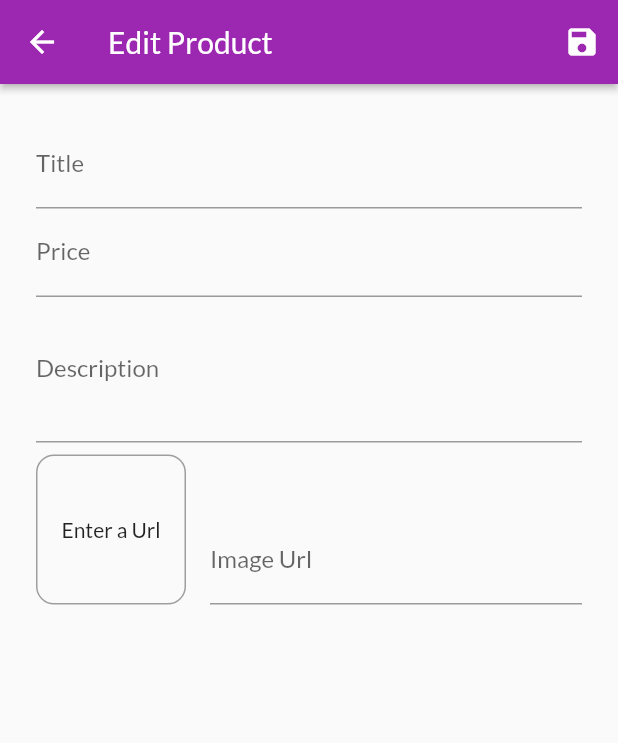
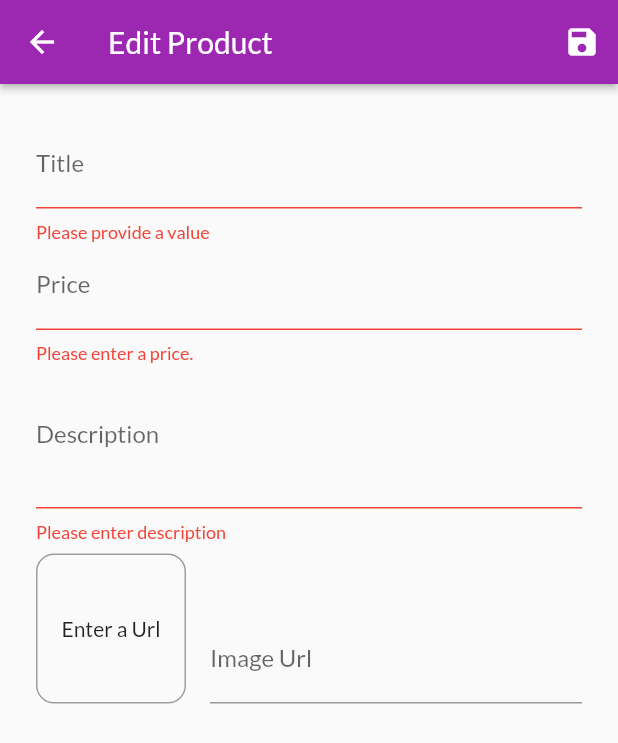
Before and after one commit to rashidwassan/shop-app-statemanagement-flutter, a Flutter app: the EditProductScreen screen opened by its route, after a tap on the "save" icon, on a phone screen of 412 x 824 dp. Shown: the top 743 px of the screen. Run offline on Flutter 3.47's test engine with Material 2 defaults, Android fonts, the phone set to English and light mode, and no system bars; our stand-ins replace velocity_x; network calls fail.

Commit message:
add validation in form

```diff
--- a/lib/screens/edit_product_screen.dart
+++ b/lib/screens/edit_product_screen.dart
@@ -33,6 +33,9 @@ class _EditProductScreenState extends State<EditProductScreen> {
   }
 
   void _saveForm() {
+    final isValid = _form.currentState!.validate();
+    if (!isValid) return;
+
     _form.currentState!.save();
   }
 
@@ -69,6 +72,9 @@ class _EditProductScreenState extends State<EditProductScreen> {
                     price: _editedProduct.price,
                     imageUrl: _editedProduct.imageUrl);
               },
+              validator: (value) {
+                if (value == '') return 'Please provide a value';
+              },
               onFieldSubmitted: (_) {
                 // assigning focus node to next field
                 FocusScope.of(context).requestFocus(_priceFocusNode);
@@ -89,6 +95,16 @@ class _EditProductScreenState extends State<EditProductScreen> {
                     price: double.parse(value.toString()),
                     imageUrl: _editedProduct.imageUrl);
               },
+              validator: (value) {
+                if (value!.isEmpty) return 'Please enter a price.';
+                if (double.tryParse(value) == null) {
+                  return 'Please enter a valid number.';
+                }
+                if (double.parse(value) <= 0) {
+                  return 'The number must be greater than 0.';
+                }
+                return null;
+              },
               onFieldSubmitted: (_) {
                 // assigning focus node to next field
                 FocusScope.of(context).requestFocus(_descriptionFocusNode);
@@ -108,6 +124,14 @@ class _EditProductScreenState extends State<EditProductScreen> {
                     description: value!,
                     price: _editedProduct.price,
                     imageUrl: _editedProduct.imageUrl);
+              },
+              validator: (value) {
+                if (value!.isEmpty) {
+                  return 'Please enter description';
+                }
+                if (value.length < 10) {
+                  return 'The description must be more than 10 characters';
+                }
               },
               onFieldSubmitted: (_) {
                 // assigning focus node to next field
```
